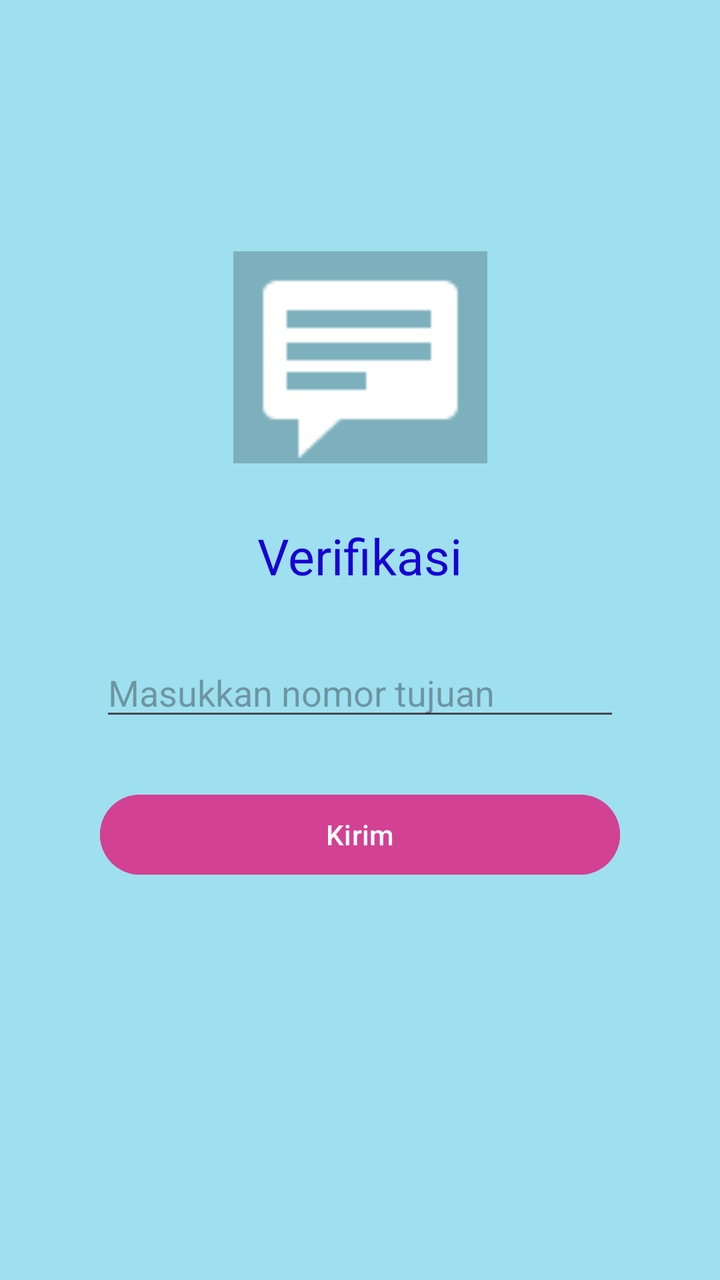
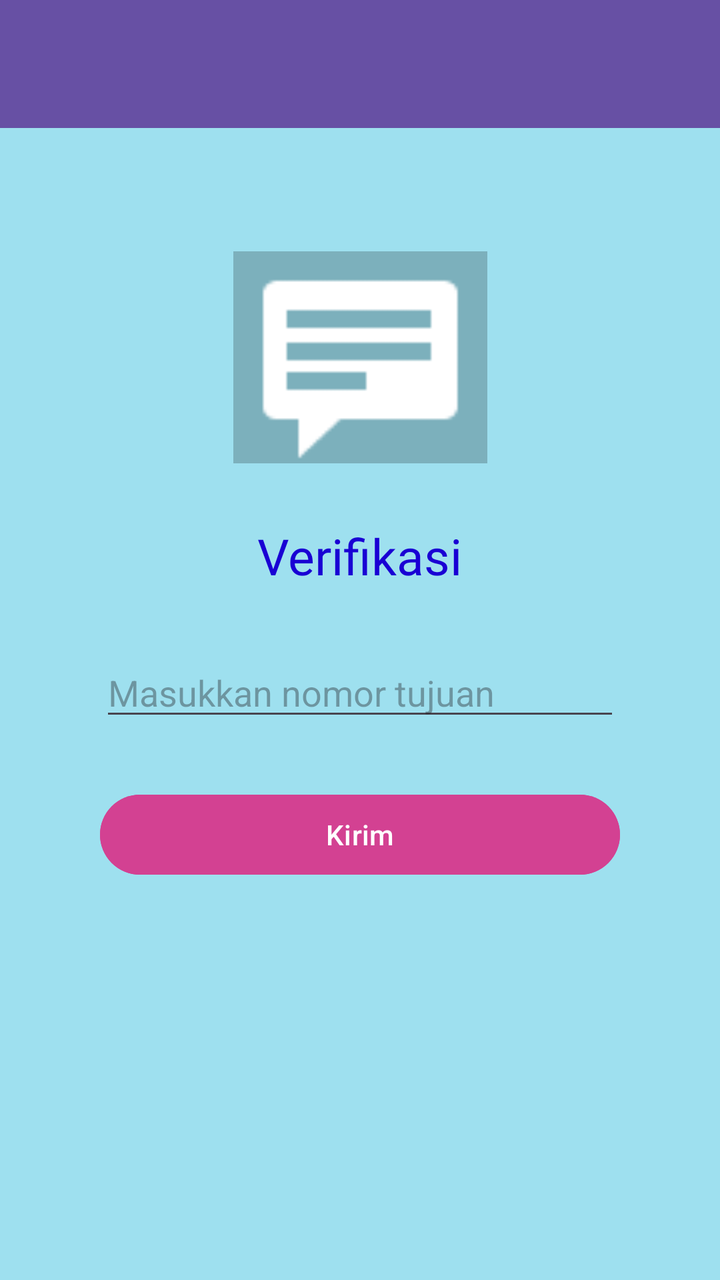

Screens rendered from an Android XML layout before and after an edit, with the pre-edit source and the edit as a unified diff.
<!-- AndroidManifest.xml: application theme Theme.Marsnailah -->
<!-- res/layout/activity_third.xml -->
<?xml version="1.0" encoding="utf-8"?>
<androidx.constraintlayout.widget.ConstraintLayout
    xmlns:android="http://schemas.android.com/apk/res/android"
    xmlns:app="http://schemas.android.com/apk/res-auto"
    xmlns:tools="http://schemas.android.com/tools"
    android:id="@+id/main"
    android:layout_width="match_parent"
    android:layout_height="match_parent"
    android:background="#6100BCD4"
    tools:context=".pertemuan_3.ThirdActivity">

    <Button
        android:id="@+id/btnKirim"
        android:layout_width="match_parent"
        android:layout_height="wrap_content"
        android:layout_marginHorizontal="50dp"
        android:layout_marginTop="28dp"
        android:backgroundTint="#D34192"
        android:text="Kirim"
        app:layout_constraintEnd_toEndOf="parent"
        app:layout_constraintHorizontal_bias="0.505"
        app:layout_constraintStart_toStartOf="parent"
        app:layout_constraintTop_toBottomOf="@id/inputNoTujuan" />

    <EditText
        android:id="@+id/inputNoTujuan"
        android:layout_width="match_parent"
        android:layout_height="wrap_content"
        android:layout_marginHorizontal="50dp"
        android:layout_marginTop="324dp"
        android:hint="Masukkan nomor tujuan"
        android:inputType="phone"
        app:layout_constraintEnd_toEndOf="parent"
        app:layout_constraintHorizontal_bias="0.494"
        app:layout_constraintStart_toStartOf="parent"
        app:layout_constraintTop_toTopOf="parent" />

    <ImageView
        android:id="@+id/imageView"
        android:layout_width="127dp"
        android:layout_height="106dp"
        android:background="@color/cardview_shadow_start_color"
        app:layout_constraintBottom_toTopOf="@+id/inputNoTujuan"
        app:layout_constraintEnd_toEndOf="parent"
        app:layout_constraintStart_toStartOf="parent"
        app:layout_constraintTop_toTopOf="parent"
        app:layout_constraintVertical_bias="0.577"
        app:srcCompat="@android:drawable/stat_notify_chat" />

    <TextView
        android:id="@+id/textVerif"
        android:layout_width="wrap_content"
        android:layout_height="wrap_content"
        android:textSize="25sp"
        android:text="@string/verif"
        android:fontFamily="@font/playfairdisplay_bold"
        android:textColor="#1900D4"
        app:layout_constraintBottom_toTopOf="@+id/inputNoTujuan"
        app:layout_constraintEnd_toEndOf="parent"
        app:layout_constraintStart_toStartOf="parent"
        app:layout_constraintTop_toBottomOf="@+id/imageView" />


</androidx.constraintlayout.widget.ConstraintLayout>
<!-- resources referenced by this layout -->
<resources>
  <string name="verif">Verifikasi</string>
  <style name="Theme.Marsnailah" parent="Base.Theme.Marsnailah" />
  <style name="Base.Theme.Marsnailah" parent="Theme.Material3.DayNight.NoActionBar">
          
          
      </style>
</resources>

<!-- the commit's change to res/layout/activity_third.xml (unified diff, before → after) -->
@@ -60,5 +60,16 @@
         app:layout_constraintStart_toStartOf="parent"
         app:layout_constraintTop_toBottomOf="@+id/imageView" />
 
+    <androidx.appcompat.widget.Toolbar
+        android:id="@+id/toolbar"
+        android:layout_width="0dp"
+        android:layout_height="?attr/actionBarSize"
+        android:background="?attr/colorPrimary"
+        app:titleTextColor="@android:color/white"
+        app:subtitleTextColor="@android:color/white"
+        app:layout_constraintTop_toTopOf="parent"
+        app:layout_constraintStart_toStartOf="parent"
+        app:layout_constraintEnd_toEndOf="parent" />
+
 
 </androidx.constraintlayout.widget.ConstraintLayout>
